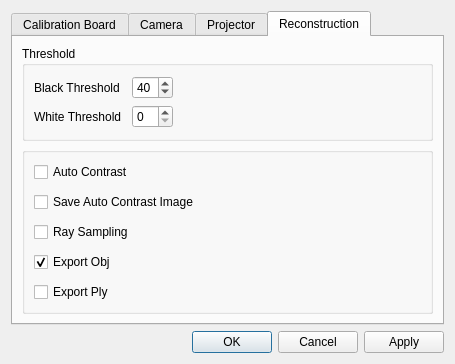
Above: Duke/Set.ui from NEU-TEAM/Structure-Light-Reconstructor before the change. Below: the same form after it.
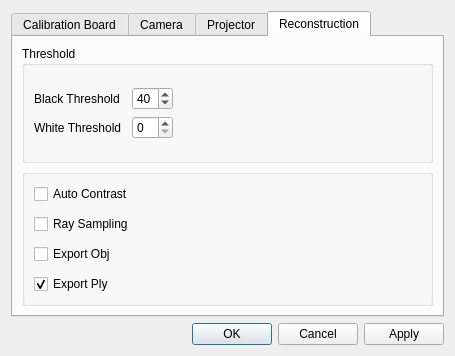
That is the form after the change. The open tabs and pages were chosen to show the change.

```diff
--- a/Duke/Set.ui
+++ b/Duke/Set.ui
@@ -521,13 +521,6 @@
               </property>
              </widget>
             </item>
-            <item>
-             <widget class="QCheckBox" name="saveAutoContrastImagesCheck">
-              <property name="text">
-               <string>Save Auto Contrast Image</string>
-              </property>
-             </widget>
-            </item>
             <item>
              <widget class="QCheckBox" name="raySamplingCheck">
               <property name="text">
@@ -541,7 +534,7 @@
                <string>Export Obj</string>
               </property>
               <property name="checked">
-               <bool>true</bool>
+               <bool>false</bool>
               </property>
               <property name="tristate">
                <bool>false</bool>
@@ -553,6 +546,9 @@
               <property name="text">
                <string>Export Ply</string>
               </property>
+              <property name="checked">
+               <bool>true</bool>
+              </property>
              </widget>
             </item>
            </layout>
```
Left out of the diff: 10 changed lines with no effect on the pictures.
